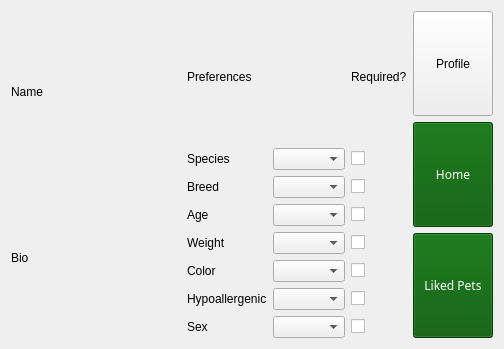
First picture: the form in pet_tinder/gui/profilepage.ui, repository CS-205-S21/team_1_4, before the edit.
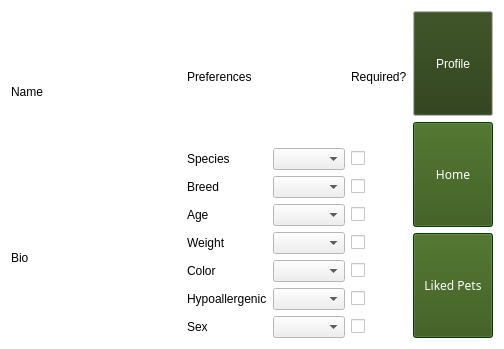
Second picture: the form after the edit.

What changed in the file:
```diff
--- a/pet_tinder/gui/profilepage.ui
+++ b/pet_tinder/gui/profilepage.ui
@@ -10,6 +10,70 @@
     <height>349</height>
    </rect>
   </property>
+  <property name="palette">
+   <palette>
+    <active>
+     <colorrole role="Base">
+      <brush brushstyle="SolidPattern">
+       <color alpha="255">
+        <red>255</red>
+        <green>255</green>
+        <blue>255</blue>
+       </color>
+      </brush>
+     </colorrole>
+     <colorrole role="Window">
+      <brush brushstyle="SolidPattern">
+       <color alpha="255">
+        <red>255</red>
+        <green>255</green>
+        <blue>255</blue>
+       </color>
+      </brush>
+     </colorrole>
+    </active>
+    <inactive>
+     <colorrole role="Base">
+      <brush brushstyle="SolidPattern">
+       <color alpha="255">
+        <red>255</red>
+        <green>255</green>
+        <blue>255</blue>
+       </color>
+      </brush>
+     </colorrole>
+     <colorrole role="Window">
+      <brush brushstyle="SolidPattern">
+       <color alpha="255">
+        <red>255</red>
+        <green>255</green>
+        <blue>255</blue>
+       </color>
+      </brush>
+     </colorrole>
+    </inactive>
+    <disabled>
+     <colorrole role="Base">
+      <brush brushstyle="SolidPattern">
+       <color alpha="255">
+        <red>255</red>
+        <green>255</green>
+        <blue>255</blue>
+       </color>
+      </brush>
+     </colorrole>
+     <colorrole role="Window">
+      <brush brushstyle="SolidPattern">
+       <color alpha="255">
+        <red>255</red>
+        <green>255</green>
+        <blue>255</blue>
+       </color>
+      </brush>
+     </colorrole>
+    </disabled>
+   </palette>
+  </property>
   <property name="windowTitle">
    <string>Form</string>
   </property>
@@ -184,6 +248,70 @@
            <height>10000</height>
           </size>
          </property>
+         <property name="palette">
+          <palette>
+           <active>
+            <colorrole role="Button">
+             <brush brushstyle="SolidPattern">
+              <color alpha="255">
+               <red>38</red>
+               <green>59</green>
+               <blue>18</blue>
+              </color>
+             </brush>
+            </colorrole>
+            <colorrole role="ButtonText">
+             <brush brushstyle="SolidPattern">
+              <color alpha="255">
+               <red>255</red>
+               <green>255</green>
+               <blue>255</blue>
+              </color>
+             </brush>
+            </colorrole>
+           </active>
+           <inactive>
+            <colorrole role="Button">
+             <brush brushstyle="SolidPattern">
+              <color alpha="255">
+               <red>38</red>
+               <green>59</green>
+               <blue>18</blue>
+              </color>
+             </brush>
+            </colorrole>
+            <colorrole role="ButtonText">
+             <brush brushstyle="SolidPattern">
+              <color alpha="255">
+               <red>255</red>
+               <green>255</green>
+               <blue>255</blue>
+              </color>
+             </brush>
+            </colorrole>
+           </inactive>
+           <disabled>
+            <colorrole role="Button">
+             <brush brushstyle="SolidPattern">
+              <color alpha="255">
+               <red>38</red>
+               <green>59</green>
+               <blue>18</blue>
+              </color>
+             </brush>
+            </colorrole>
+            <colorrole role="ButtonText">
+             <brush brushstyle="SolidPattern">
+              <color alpha="255">
+               <red>190</red>
+               <green>190</green>
+               <blue>190</blue>
+              </color>
+             </brush>
+            </colorrole>
+           </disabled>
+          </palette>
+         </property>
          <property name="text">
           <string>Profile</string>
          </property>
@@ -212,9 +340,9 @@
             <colorrole role="Button">
              <brush brushstyle="SolidPattern">
               <color alpha="255">
-               <red>0</red>
+               <red>50</red>
                <green>85</green>
-               <blue>0</blue>
+               <blue>19</blue>
               </color>
              </brush>
             </colorrole>
@@ -349,9 +477,9 @@
             <colorrole role="Button">
              <brush brushstyle="SolidPattern">
               <color alpha="255">
-               <red>0</red>
+               <red>50</red>
                <green>85</green>
-               <blue>0</blue>
+               <blue>19</blue>
               </color>
              </brush>
             </colorrole>
@@ -486,9 +614,9 @@
             <colorrole role="Button">
              <brush brushstyle="SolidPattern">
               <color alpha="255">
-               <red>0</red>
+               <red>50</red>
                <green>85</green>
-               <blue>0</blue>
+               <blue>19</blue>
               </color>
              </brush>
             </colorrole>
@@ -645,9 +773,9 @@
             <colorrole role="Button">
              <brush brushstyle="SolidPattern">
               <color alpha="255">
-               <red>0</red>
+               <red>50</red>
                <green>85</green>
-               <blue>0</blue>
+               <blue>19</blue>
               </color>
              </brush>
             </colorrole>
@@ -782,9 +910,9 @@
             <colorrole role="Button">
              <brush brushstyle="SolidPattern">
               <color alpha="255">
-               <red>0</red>
+               <red>50</red>
                <green>85</green>
-               <blue>0</blue>
+               <blue>19</blue>
               </color>
              </brush>
             </colorrole>
@@ -919,9 +1047,9 @@
             <colorrole role="Button">
              <brush brushstyle="SolidPattern">
               <color alpha="255">
-               <red>0</red>
+               <red>50</red>
                <green>85</green>
-               <blue>0</blue>
+               <blue>19</blue>
               </color>
              </brush>
             </colorrole>
```
